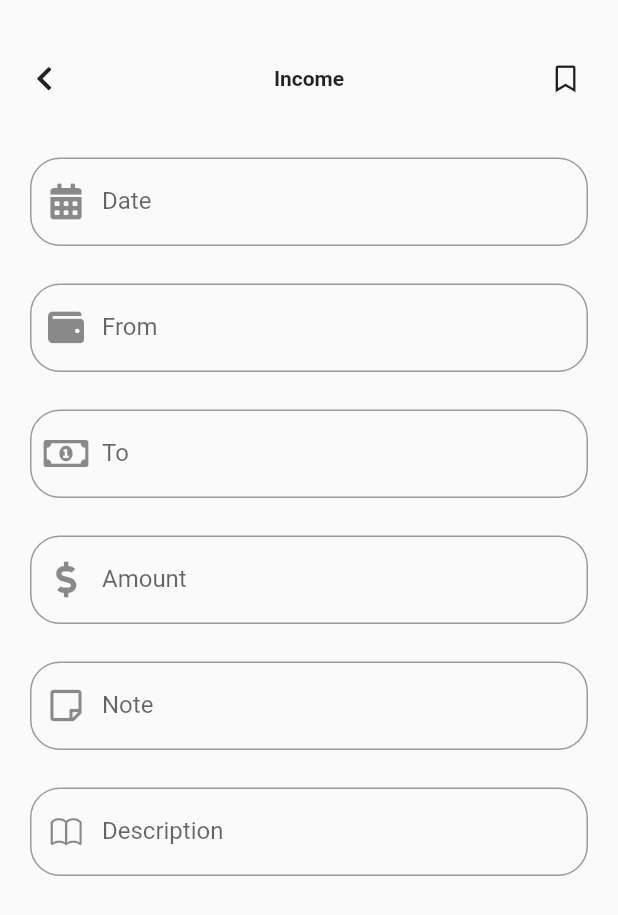
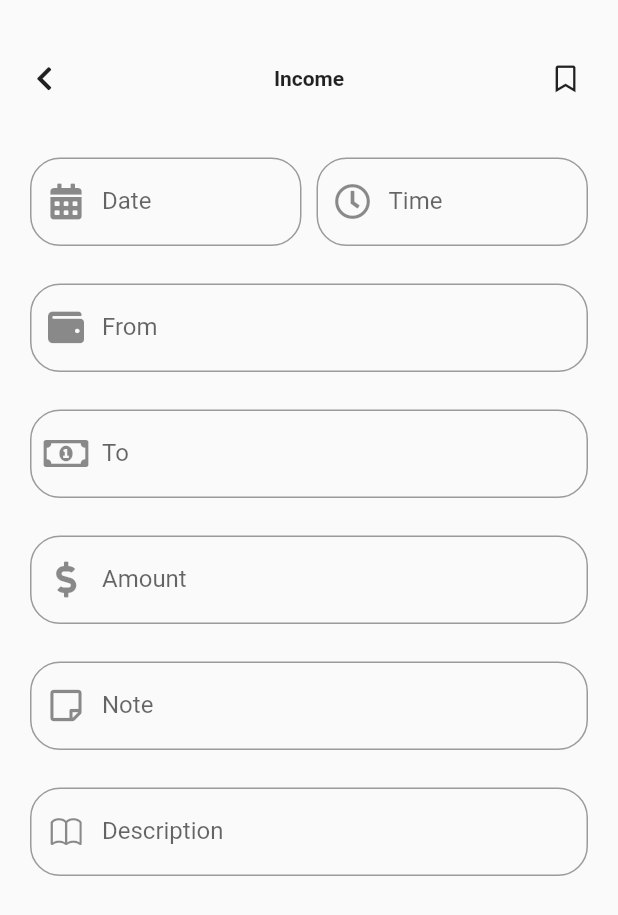
Before and after one commit to pooya-dani76/Money-Manager-App, a Flutter app: the screen it shows after launch, after a tap on the "add" icon, on a phone screen of 412 x 824 dp. Shown: the top 915 px of the screen. Run offline on Flutter 3.47's test engine with Material 2 defaults, Android fonts, the phone set to English and light mode, and no system bars; our stand-ins replace auto_size_text, flutter_datetime_picker, flutter_money_formatter, font_awesome_flutter, google_nav_bar, modal_bottom_sheet and 2 more; accounts and stored records are empty.

Commit message:
dark theme added!

```diff
--- a/lib/DataBase/Data.dart
+++ b/lib/DataBase/Data.dart
@@ -8,8 +8,8 @@ class Transaction {
   String originAccount;
   String destenationAccount;
   String note;
-  String extraNote;
-  int price;
+  String description;
+  double price;
   String transactionType;
 
   Transaction(
@@ -17,7 +17,7 @@ class Transaction {
       this.note,
       this.price,
       this.destenationAccount,
-      this.extraNote,
+      this.description,
       this.originAccount,
       this.day,
       this.month,
@@ -32,7 +32,7 @@ class Transaction {
       'note': note,
       'price': price,
       'destenationAccount': destenationAccount,
-      'extraNote': extraNote,
+      'description': description,
       'originAccount': originAccount,
       'day': day,
       'month': month,
--- a/lib/DataBase/SqliteFunction.dart
+++ b/lib/DataBase/SqliteFunction.dart
@@ -46,7 +46,7 @@ Future createTable() async {
     note TEXT,
     price INTEGER,
     destenationAccount TEXT,
-    extraNote TEXT,
+    description TEXT,
     originAccount TEXT,
     day INTEGER,
     month INTEGER,
--- a/lib/DataBase/providerModel.dart
+++ b/lib/DataBase/providerModel.dart
@@ -2,17 +2,18 @@ import 'package:flutter/cupertino.dart';
 import 'package:money_manager_ap/DataBase/Data.dart';
 import 'package:money_manager_ap/DataBase/SqliteFunction.dart';
 import 'package:flutter/material.dart';
-import 'package:money_manager_ap/Tabs/TrasTab/TransactionTile.dart';
+import 'package:provider/provider.dart';
+import 'package:shared_preferences/shared_preferences.dart';
 
 class TransactionProvider extends ChangeNotifier {
   int transactionId = 1;
   List<Transaction> transcations = [];
   List<DateTime> transactionsAllDates = [];
-  List<Widget> get items => transcations
-      .map((element) => TransactionTile(
-            transaction: element,
-          ))
-      .toList();
+  // List<Widget> get items => transcations
+  //     .map((element) => TransactionTile(
+  //           transaction: element,
+  //         ))
+  //     .toList();
 
   void refresh() {
     notifyListeners();
@@ -37,7 +38,7 @@ class TransactionProvider extends ChangeNotifier {
           note: res[i]['note'],
           price: res[i]['price'],
           destenationAccount: res[i]['destenationAccount'],
-          extraNote: res[i]['extraNote'],
+          description: res[i]['description'],
           originAccount: res[i]['originAccount'],
           day: res[i]['day'],
           month: res[i]['month'],
@@ -107,3 +108,42 @@ class TransactionProvider extends ChangeNotifier {
     return totalExpense;
   }
 }
+
+
+class ThemeSetter extends ChangeNotifier{
+  bool darkMode;
+
+  void toggleTheme() async {
+    final themeSaver = await SharedPreferences.getInstance();
+    darkMode = !darkMode;
+    themeSaver.setBool('ThemeData', darkMode);
+    notifyListeners();
+  }
+
+  void loadTheme()async{
+    final themeLoader = await SharedPreferences.getInstance();
+    darkMode = themeLoader.getBool('ThemeData') ?? false;
+    notifyListeners();
+  }
+}
+
+class Controllers extends ChangeNotifier{
+  TextEditingController dateController = TextEditingController();
+  TextEditingController timeController = TextEditingController();
+  TextEditingController accountController = TextEditingController();
+  TextEditingController destenationAccountController = TextEditingController();
+  TextEditingController amountController = TextEditingController();
+  TextEditingController noteController = TextEditingController();
+  TextEditingController descriptionController = TextEditingController();
+
+  void setDate(DateTime date){
+    dateController.text ='${date.year}/${date.month}/${date.day}';
+    notifyListeners();
+  }
+
+  void setTime(DateTime time){
+    timeController.text ='${time.hour}:${time.minute}';
+    notifyListeners();
+  }
+
+}
--- a/lib/Tabs/NavBarController.dart
+++ b/lib/Tabs/NavBarController.dart
@@ -4,9 +4,9 @@ import 'package:money_manager_ap/DataBase/SqliteFunction.dart';
 import 'package:money_manager_ap/DataBase/providerModel.dart';
 import 'package:money_manager_ap/Tabs/TrasTab/DailyPage.dart';
 import 'package:money_manager_ap/Tabs/TrasTab/GetDataPage/GetDataPage.dart';
-import 'package:provider/provider.dart';
 import 'package:font_awesome_flutter/font_awesome_flutter.dart';
 import 'package:google_nav_bar/google_nav_bar.dart';
+import 'package:provider/provider.dart';
 
 class NavBarController extends StatefulWidget {
   const NavBarController({Key key}) : super(key: key);
@@ -17,24 +17,32 @@ class NavBarController extends StatefulWidget {
 
 class _NavBarControllerState extends State<NavBarController> {
   int index;
+  DateTime now;
   @override
   void initState() {
     index = 0;
     super.initState();
+    now = DateTime.now();
   }
+
   @override
   Widget build(BuildContext context) {
-    var provider = Provider.of<TransactionProvider>(context);
     return Scaffold(
-      // appBar: AppBar(
-      //   title: Text('Money Manager'),
-      // ),
       floatingActionButton: FloatingActionButton(
-        onPressed:
-        (){
-          Navigator.push(context, MaterialPageRoute(builder: (context)=>GetDataPage()));
+        onPressed: () {
+          Navigator.push(
+              context,
+              MaterialPageRoute(
+                  builder: (context) => GetDataPage(
+                        transaction: Transaction(
+                            day: now.day,
+                            month: now.month,
+                            year: now.year,
+                            hour: now.hour,
+                            minute: now.minute),
+                      )));
         },
-        //  () => _incrementCounter(provider),
+        // ()=>incrementCounter(provider),
         tooltip: 'Increment',
         child: Icon(Icons.add),
       ),
@@ -42,7 +50,7 @@ class _NavBarControllerState extends State<NavBarController> {
         height: 55,
         child: GNav(
           activeColor: Colors.blue,
-          onTabChange: (i){
+          onTabChange: (i) {
             setState(() {
               index = i;
             });
@@ -75,6 +83,7 @@ class _NavBarControllerState extends State<NavBarController> {
   }
 }
 
+// ignore: missing_return
 Widget navBarBody(int index) {
   switch (index) {
     case 0:
@@ -88,7 +97,7 @@ Widget navBarBody(int index) {
   }
 }
 
-void _incrementCounter(TransactionProvider provider) async {
+void incrementCounter(TransactionProvider provider) async {
   var insertor;
   checkTableExist();
   try {
@@ -97,7 +106,7 @@ void _incrementCounter(TransactionProvider provider) async {
         note: 'for Transport from home to work',
         price: 85692100,
         destenationAccount: 'Transportation',
-        extraNote: 'from home to work',
+        description: 'from home to work',
         originAccount: 'Cash',
         year: 2021,
         month: 9,
--- a/lib/Tabs/TrasTab/DailyPage.dart
+++ b/lib/Tabs/TrasTab/DailyPage.dart
@@ -21,8 +21,8 @@ class _DailyPageState extends State<DailyPage> {
 
   @override
   Widget build(BuildContext context) {
-    return Consumer<TransactionProvider>(
-      builder: (context, transactionProvider, child) {
+    return Consumer2<TransactionProvider , ThemeSetter>(
+      builder: (context, transactionProvider , themeSetter , child) {
         return Column(
           children: [
             SolidAppBar(
@@ -31,8 +31,9 @@ class _DailyPageState extends State<DailyPage> {
                 textScaleFactor: 1,
                 style: TextStyle(fontWeight: FontWeight.bold),
               ),
-              // backgroundColor: Colors.blue,
-              // actions: [Container()],
+              actions: [
+                IconButton(icon: Icon(FontAwesomeIcons.moon), onPressed: ()=>themeSetter.toggleTheme(),)
+              ],
             ),
             Expanded(
               child: NotificationListener<OverscrollIndicatorNotification>(
--- a/lib/Tabs/TrasTab/GetDataPage/AppBar.dart
+++ b/lib/Tabs/TrasTab/GetDataPage/AppBar.dart
@@ -3,9 +3,10 @@ import 'package:font_awesome_flutter/font_awesome_flutter.dart';
 
 class SolidAppBar extends StatefulWidget {
   final Widget title;
+  final bool isMain;
   final List<Widget> actions;
   final Color backgroundColor;
-  const SolidAppBar({Key key, this.title, this.actions, this.backgroundColor})
+  const SolidAppBar({Key key, this.title, this.actions, this.backgroundColor, this.isMain})
       : super(key: key);
 
   @override
@@ -31,7 +32,7 @@ class _SolidAppBarState extends State<SolidAppBar> {
               children: [
                 Expanded(
                   flex: 1,
-                  child: Container(
+                  child: widget.isMain == false ? Container(
                     child: IconButton(
                       icon: Icon(FontAwesomeIcons.chevronLeft),
                       iconSize: 18,
@@ -39,7 +40,7 @@ class _SolidAppBarState extends State<SolidAppBar> {
                         Navigator.pop(context);
                       },
                     ),
-                  ),
+                  ) : Container(),
                 ),
                 Expanded(
                   flex: 5,
--- a/lib/Tabs/TrasTab/GetDataPage/GetDataPage.dart
+++ b/lib/Tabs/TrasTab/GetDataPage/GetDataPage.dart
@@ -1,8 +1,13 @@
 import 'package:flutter/cupertino.dart';
 import 'package:flutter/material.dart';
+import 'package:flutter_datetime_picker/flutter_datetime_picker.dart';
 import 'package:font_awesome_flutter/font_awesome_flutter.dart';
+import 'package:modal_bottom_sheet/modal_bottom_sheet.dart';
 import 'package:money_manager_ap/DataBase/Data.dart';
+import 'package:money_manager_ap/DataBase/providerModel.dart';
 import 'package:money_manager_ap/Tabs/TrasTab/GetDataPage/AppBar.dart';
+import 'package:money_manager_ap/Tabs/TrasTab/GetDataPage/BottomSheets.dart';
+import 'package:provider/provider.dart';
 
 class GetDataPage extends StatefulWidget {
   final Transaction transaction;
@@ -12,6 +17,7 @@ class GetDataPage extends StatefulWidget {
 }
 
 class _GetDataPageState extends State<GetDataPage> {
+
   @override
   void initState() {
     super.initState();
@@ -23,6 +29,7 @@ class _GetDataPageState extends State<GetDataPage> {
         body: Column(
       children: [
         SolidAppBar(
+          isMain: false,
           title: Text(
             'Income',
             textScaleFactor: 1,
@@ -38,26 +45,64 @@ class _GetDataPageState extends State<GetDataPage> {
           ],
         ),
         Expanded(
-          child: NotificationListener<OverscrollIndicatorNotification>(
+          child: Consumer2<ThemeSetter , Controllers>(builder: (context, themeSetter, controllers , child) {
+            return NotificationListener<OverscrollIndicatorNotification>(
               // ignore: missing_return
               onNotification: (overScroll) {
                 overScroll.disallowGlow();
               },
               child: ListView(
-              padding: EdgeInsets.zero,
+                padding: EdgeInsets.only(top: 0, bottom: 10),
                 children: [
                   Container(
                       padding: EdgeInsets.only(top: 25, right: 20, left: 20),
+                      child: Row(
+                        children: [
+                          Expanded(
+                            child: Container(
+                              margin: EdgeInsets.only(right: 5),
                               child: Form(
                                 child: TextFormField(
+                                  readOnly: true,
+                                  controller: controllers.dateController,
                                   decoration: InputDecoration(
                                       labelText: 'Date',
-                          prefixIcon: Icon(FontAwesomeIcons.solidCalendarAlt),
+                                      prefixIcon: Icon(
+                                          FontAwesomeIcons.solidCalendarAlt),
                                       border: OutlineInputBorder(
-                              borderRadius: BorderRadius.circular(20))),
+                                          borderRadius:
+                                              BorderRadius.circular(20))),
+                                  onTap: () {
+                                    setState(() {
+                                      dateBottomSheet2(context , themeSetter ,controllers);
+                                    });
+                                  },
                                 ),
                               ),
                             ),
+                          ),
+                          Expanded(
+                            child: Container(
+                              margin: EdgeInsets.only(left: 5),
+                              child: Form(
+                                child: TextFormField(
+                                  readOnly: true,
+                                  controller: controllers.timeController,
+                                  decoration: InputDecoration(
+                                      labelText: 'Time',
+                                      prefixIcon: Icon(FontAwesomeIcons.clock),
+                                      border: OutlineInputBorder(
+                                          borderRadius:
+                                              BorderRadius.circular(20))),
+                                              onTap: (){
+                                                timeBottomSheet(context , themeSetter ,controllers);
+                                              },
+                                ),
+                              ),
+                            ),
+                          )
+                        ],
+                      )),
                   Container(
                     padding: EdgeInsets.only(top: 25, right: 20, left: 20),
                     child: Form(
@@ -120,7 +165,8 @@ class _GetDataPageState extends State<GetDataPage> {
                   ),
                 ],
               ),
-          ),
+            );
+          }),
         ),
       ],
     ));
--- a/lib/Tabs/TrasTab/TransactionTile.dart
+++ b/lib/Tabs/TrasTab/TransactionTile.dart
@@ -2,8 +2,6 @@ import 'package:auto_size_text/auto_size_text.dart';
 import 'package:flutter/material.dart';
 import 'package:flutter_money_formatter/flutter_money_formatter.dart';
 import 'package:money_manager_ap/DataBase/Data.dart';
-import 'package:money_manager_ap/DataBase/providerModel.dart';
-import 'package:provider/provider.dart';
 
 class TransactionTile extends StatefulWidget {
   final Transaction transaction;
@@ -99,6 +97,7 @@ String subTitleDeterminer(Transaction tr) {
   }
 }
 
+// ignore: missing_return
 Color priceColor(Transaction transaction) {
   switch (transaction.transactionType) {
     case 'Expense':
--- a/lib/main.dart
+++ b/lib/main.dart
@@ -2,7 +2,6 @@ import 'package:flutter/material.dart';
 import 'package:money_manager_ap/DataBase/providerModel.dart';
 import 'package:money_manager_ap/DataBase/SqliteFunction.dart';
 import 'package:money_manager_ap/Tabs/NavBarController.dart';
-import 'package:money_manager_ap/Tabs/TrasTab/DailyPage.dart';
 import 'package:provider/provider.dart';
 
 void main() async {
@@ -26,6 +25,9 @@ void main() async {
       ChangeNotifierProvider(
         create: (context) => TransactionProvider(),
       ),
+      ChangeNotifierProvider(
+        create: (context) => Controllers(),
+      ),
     ],
     child: MyApp(),
   ));
@@ -34,13 +36,18 @@ void main() async {
 class MyApp extends StatelessWidget {
   @override
   Widget build(BuildContext context) {
-    return MaterialApp(
-      debugShowCheckedModeBanner: false,
-      title: 'Flutter Demo',
-      theme: ThemeData(
-        primarySwatch: Colors.blue,
-      ),
-      home: NavBarController(),
-    );
+    return ChangeNotifierProvider(
+        create: (BuildContext context) => ThemeSetter(),
+        child: Consumer<ThemeSetter>(builder: (context, themeSetter, child) {
+          themeSetter.loadTheme();
+          return MaterialApp(
+            debugShowCheckedModeBanner: false,
+            title: 'Flutter Demo',
+            theme: ThemeData.light(),
+            darkTheme: ThemeData.dark(),
+            themeMode: themeSetter.darkMode == true ? ThemeMode.dark : ThemeMode.light,
+            home: NavBarController(),
+          );
+        }));
   }
 }
--- a/pubspec.yaml
+++ b/pubspec.yaml
@@ -31,6 +31,9 @@ dependencies:
   auto_size_text:
   google_nav_bar: ^5.0.5
   font_awesome_flutter:
+  shared_preferences:
+  modal_bottom_sheet: ^2.0.0
+  flutter_datetime_picker: ^1.5.1
 
 
 
```
Also changed, not shown: lib/Tabs/TrasTab/GetDataPage/BottomSheets.dart (added, +87 -0 lines), pubspec.lock. Lines whose indentation alone changed are shown as unchanged.
